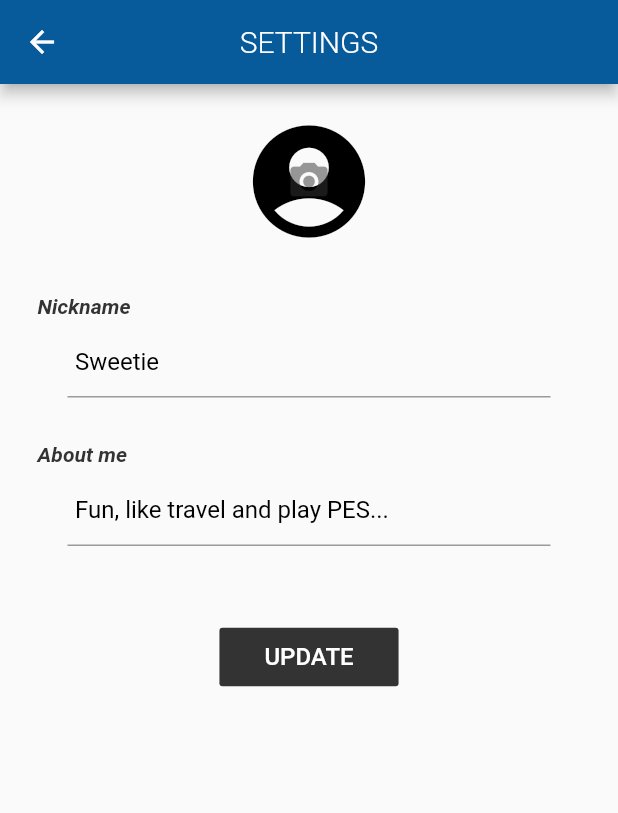
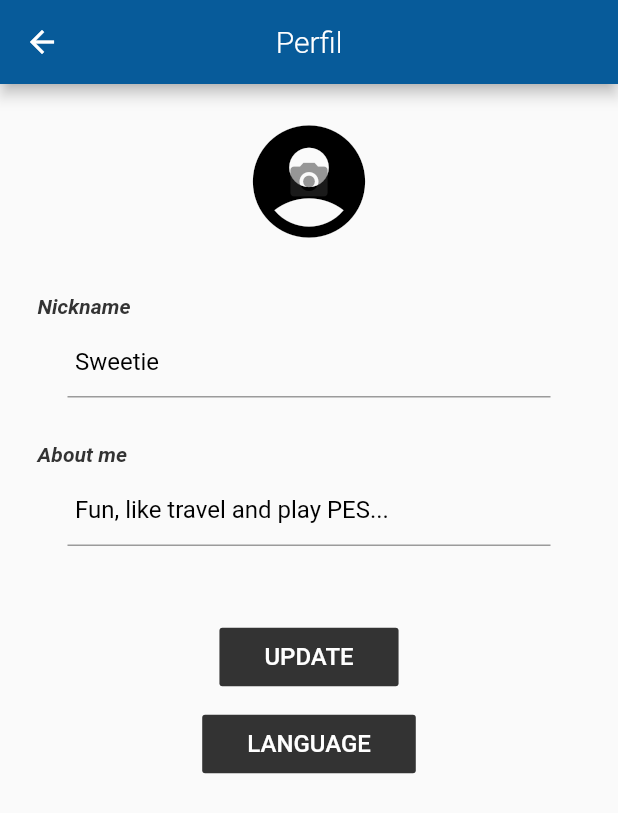
Before and after one commit to juanagu/chat_app, a Flutter app: the SettingPage screen opened directly, on a phone screen of 412 x 824 dp. Shown: the top 813 px of the screen. Run offline on Flutter 3.47's test engine with Material 2 defaults, Android fonts, the phone set to English and light mode, and no system bars; our stand-ins replace cached_network_image, cloud_firestore, firebase_auth, firebase_storage, fluttertoast, google_sign_in and 2 more; missing offline and left inert: firebase_ml_vision, firebase_mlkit_language, flutter_picker; accounts and stored records are empty.

Commit message:
add languages

```diff
--- a/lib/firebase_vision_helper.dart
+++ b/lib/firebase_vision_helper.dart
@@ -1,5 +1,6 @@
 import 'dart:io';
 
+import 'package:chat_app/presentation/commons/language_utils.dart';
 import 'package:firebase_ml_vision/firebase_ml_vision.dart';
 import 'package:firebase_mlkit_language/firebase_mlkit_language.dart';
 
@@ -42,13 +43,14 @@ abstract class FirebaseVisionHelper {
     var instance = FirebaseLanguage.instance;
     List<LanguageLabel> languages =
         await instance.languageIdentifier().processText(text);
+
     var fromLanguage = languages.first.languageCode.toString();
+    var toLanguage = await LanguageUtils.getLanguage();
 
     await instance.modelManager().downloadModel(fromLanguage);
-    await instance.modelManager().downloadModel(SupportedLanguages.Spanish);
 
     final languageTranslator =
-        instance.languageTranslator(fromLanguage, SupportedLanguages.Spanish);
+        instance.languageTranslator(fromLanguage, toLanguage);
 
     return await languageTranslator.processText(text);
   }
--- /dev/null
+++ b/lib/presentation/commons/language_utils.dart
@@ -0,0 +1,20 @@
+import 'package:firebase_mlkit_language/firebase_mlkit_language.dart';
+import 'package:shared_preferences/shared_preferences.dart';
+
+abstract class LanguageUtils {
+  static Future<void> saveLanguage(String language) async {
+    var currentLanguage = await getLanguage();
+    if (currentLanguage == null ||
+        currentLanguage.isEmpty ||
+        currentLanguage.compareTo(language) != 0) {
+      await FirebaseLanguage.instance.modelManager().downloadModel(language);
+      SharedPreferences prefs = await SharedPreferences.getInstance();
+      await prefs.setString('language', language);
+    }
+  }
+
+  static Future<String> getLanguage() async {
+    SharedPreferences prefs = await SharedPreferences.getInstance();
+    return prefs.getString('language');
+  }
+}
--- a/lib/presentation/features/settings_module/setting_page.dart
+++ b/lib/presentation/features/settings_module/setting_page.dart
@@ -2,6 +2,7 @@ import 'dart:async';
 import 'dart:io';
 
 import 'package:cached_network_image/cached_network_image.dart';
+import 'package:chat_app/presentation/commons/language_utils.dart';
 import 'package:cloud_firestore/cloud_firestore.dart';
 import 'package:firebase_storage/firebase_storage.dart';
 import 'package:flutter/material.dart';
@@ -9,32 +10,41 @@ import 'package:fluttertoast/fluttertoast.dart';
 import 'package:image_picker/image_picker.dart';
 import 'package:shared_preferences/shared_preferences.dart';
 import 'package:chat_app/presentation/commons/const.dart';
+import 'package:flutter_picker/flutter_picker.dart';
+import 'package:firebase_mlkit_language/firebase_mlkit_language.dart';
 
 class SettingPage extends StatelessWidget {
+  final GlobalKey<ScaffoldState> scaffoldKey = GlobalKey<ScaffoldState>();
+
   @override
   Widget build(BuildContext context) {
     return new Scaffold(
+      key: scaffoldKey,
       appBar: new AppBar(
         title: new Text(
-          'SETTINGS',
+          'Perfil',
           style: TextStyle(color: Colors.white, fontWeight: FontWeight.w300),
         ),
         centerTitle: true,
       ),
-      body: new SettingsScreen(),
+      body: new SettingsScreen(scaffoldKey),
     );
   }
 }
 
 class SettingsScreen extends StatefulWidget {
+  GlobalKey<ScaffoldState> scaffoldKey;
+
+  SettingsScreen(this.scaffoldKey);
+
   @override
-  State createState() => new SettingsScreenState();
+  State createState() => new SettingsScreenState(scaffoldKey);
 }
 
 class SettingsScreenState extends State<SettingsScreen> {
   TextEditingController controllerNickname;
   TextEditingController controllerAboutMe;
-
+  GlobalKey<ScaffoldState> scaffoldKey;
   SharedPreferences prefs;
 
   String id = '';
@@ -47,6 +57,8 @@ class SettingsScreenState extends State<SettingsScreen> {
 
   final FocusNode focusNodeNickname = new FocusNode();
   final FocusNode focusNodeAboutMe = new FocusNode();
+
+  SettingsScreenState(this.scaffoldKey);
 
   @override
   void initState() {
@@ -309,7 +321,23 @@ class SettingsScreenState extends State<SettingsScreen> {
                   textColor: Colors.white,
                   padding: EdgeInsets.fromLTRB(30.0, 10.0, 30.0, 10.0),
                 ),
-                margin: EdgeInsets.only(top: 50.0, bottom: 50.0),
+                margin: EdgeInsets.only(top: 50.0),
+              ),
+
+              Container(
+                child: FlatButton(
+                  onPressed: () => openLanguages(context),
+                  child: Text(
+                    'LANGUAGE',
+                    style: TextStyle(fontSize: 16.0),
+                  ),
+                  color: primaryColor,
+                  highlightColor: new Color(0xff8d93a0),
+                  splashColor: Colors.transparent,
+                  textColor: Colors.white,
+                  padding: EdgeInsets.fromLTRB(30.0, 10.0, 30.0, 10.0),
+                ),
+                margin: EdgeInsets.only(top: 10.0, bottom: 50.0),
               ),
             ],
           ),
@@ -331,4 +359,39 @@ class SettingsScreenState extends State<SettingsScreen> {
       ],
     );
   }
+
+  void openLanguages(BuildContext context) {
+    Picker picker = new Picker(
+        adapter: PickerDataAdapter(data: [
+          new PickerItem(
+              text: Text("Español", style: TextStyle(fontSize: 16.0)),
+              value: SupportedLanguages.Spanish),
+          new PickerItem(
+              text: Text(
+                "English",
+                style: TextStyle(fontSize: 16.0),
+              ),
+              value: SupportedLanguages.English),
+          new PickerItem(
+              text: Text(
+                "Portuguese",
+                style: TextStyle(fontSize: 16.0),
+              ),
+              value: SupportedLanguages.Portuguese),
+          new PickerItem(
+              text: Text("Russian", style: TextStyle(fontSize: 16.0)),
+              value: SupportedLanguages.Russian),
+        ]),
+        changeToFirst: true,
+        textAlign: TextAlign.left,
+        columnPadding: const EdgeInsets.all(8.0),
+        onConfirm: (Picker picker, List value) async{
+          await changeLanguage(picker.getSelectedValues().first);
+        });
+    picker.show(this.scaffoldKey.currentState);
+  }
+
+  Future<void> changeLanguage(String language) async {
+    await LanguageUtils.saveLanguage(language);
+  }
 }
```
Also changed, not shown: 2 other files.
